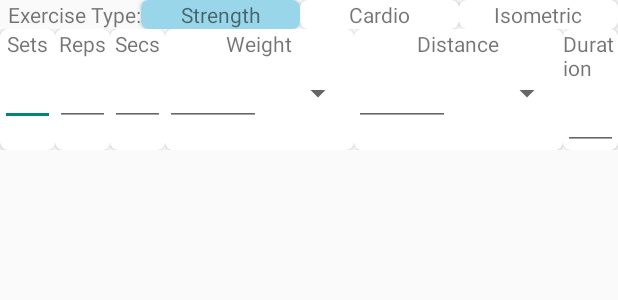
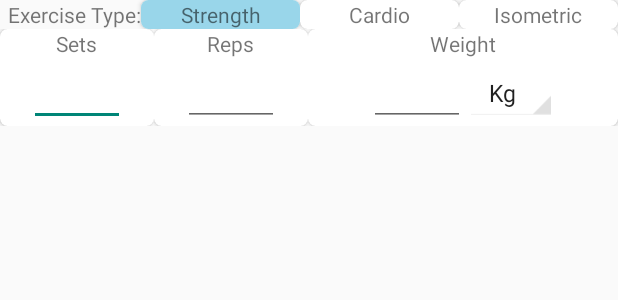
Before and after one commit to brodeurlv/fastnfitness, an Android app: the layout workoutvaluesinput_view.xml on its own in the app's theme, with its tools: preview values and no code run, on a phone screen of 412 x 824 dp. Shown: the top 300 px of the screen. Run offline under Robolectric (Android 15) with nearby library versions, the phone set to English and light mode, and no system bars.

Commit message:
Small UI enhancements

```diff
--- a/app/src/main/java/com/easyfitness/WeightFragment.java
+++ b/app/src/main/java/com/easyfitness/WeightFragment.java
@@ -43,9 +43,9 @@ import cn.pedant.SweetAlert.SweetAlertDialog;
 public class WeightFragment extends Fragment {
     MainActivity mActivity = null;
     private EditableInputViewWithDate weightEdit = null;
-    private EditableInputView fatEdit = null;
-    private EditableInputView musclesEdit = null;
-    private EditableInputView waterEdit = null;
+    private EditableInputViewWithDate fatEdit = null;
+    private EditableInputViewWithDate musclesEdit = null;
+    private EditableInputViewWithDate waterEdit = null;
     private TextView imcText = null;
     private TextView imcRank = null;
     private TextView ffmiText = null;
@@ -162,6 +162,7 @@ public class WeightFragment extends Fragment {
                 break;
         }
     };
+
     private MiniDateGraph mWeightGraph;
     private MiniDateGraph mFatGraph;
     private MiniDateGraph mMusclesGraph;
--- a/app/src/main/java/com/easyfitness/fonte/FontesFragment.java
+++ b/app/src/main/java/com/easyfitness/fonte/FontesFragment.java
@@ -104,7 +104,6 @@ public class FontesFragment extends Fragment {
     DatePickerDialogFragment mDateFrag = null;
     TimePickerDialogFragment mDurationFrag = null;
     TimePickerDialogFragment mTimeFrag = null;
-
 
     int lTableColor = 1;
 
@@ -667,7 +666,6 @@ public class FontesFragment extends Fragment {
         mDbMachine = new DAOMachine(getContext());
         dateEdit.setText(DateConverter.currentDate());
         timeEdit.setText(DateConverter.currentTime());
-        //selectedType = DAOMachine.TYPE_FONTE;
 
         machineImage.setOnClickListener(v -> {
             Machine m = mDbMachine.getMachine(machineEdit.getText().toString());
--- a/app/src/main/java/com/easyfitness/views/SingleValueInputView.java
+++ b/app/src/main/java/com/easyfitness/views/SingleValueInputView.java
@@ -1,25 +1,15 @@
 package com.easyfitness.views;
 
-import android.app.TimePickerDialog;
 import android.content.Context;
 import android.content.res.TypedArray;
 import android.util.AttributeSet;
 import android.view.View;
 import android.widget.ArrayAdapter;
 import android.widget.LinearLayout;
-import android.widget.Spinner;
 import android.widget.TextView;
-import android.widget.TimePicker;
 
-import com.easyfitness.DAO.Weight;
 import com.easyfitness.R;
-import com.easyfitness.utils.WeightUnit;
 import com.ikovac.timepickerwithseconds.MyTimePickerDialog;
-
-import java.util.ArrayList;
-import java.util.Arrays;
-import java.util.Calendar;
-import java.util.List;
 
 import androidx.annotation.NonNull;
 import androidx.annotation.Nullable;
@@ -41,6 +31,7 @@ public class SingleValueInputView extends LinearLayout {
     private String mComment;
     private String mValue;
     private int mType;
+    private boolean mIsTimePickerShown = false;
 
     public SingleValueInputView(@NonNull Context context) {
         super(context);
@@ -199,7 +190,9 @@ public class SingleValueInputView extends LinearLayout {
         mType = value;
 
         if (value == 3) { // time
+            valueEditText.setFocusable(false);
             valueEditText.setOnClickListener(v -> {
+                if (mIsTimePickerShown) return;
                 String tx = valueEditText.getText().toString();
                 int hour;
                 try {
@@ -221,7 +214,7 @@ public class SingleValueInputView extends LinearLayout {
                 }
 
                 MyTimePickerDialog mTimePicker;
-                mTimePicker = new MyTimePickerDialog(this.getContext(), (MyTimePickerDialog.OnTimeSetListener) (timePicker, selectedHour, selectedMinute, selectedSeconds) -> {
+                mTimePicker = new MyTimePickerDialog(this.getContext(), (timePicker, selectedHour, selectedMinute, selectedSeconds) -> {
                     String strMinute = "00";
                     String strHour = "00";
                     String strSecond = "00";
@@ -236,9 +229,15 @@ public class SingleValueInputView extends LinearLayout {
                     valueEditText.setText(strHour + ":" + strMinute + ":" + strSecond);
                 }, hour, minute, seconds, true);//Yes 24 hour time
 
+
+                mTimePicker.setOnDismissListener(dialog -> mIsTimePickerShown = false);
                 mTimePicker.setTitle("Select Time");
+                mIsTimePickerShown = true;
                 mTimePicker.show();
             });
+        } else {
+            valueEditText.setFocusable(true);
+            valueEditText.setOnClickListener(null);
         }
     }
 }
--- a/app/src/main/java/com/easyfitness/views/WorkoutValuesInputView.java
+++ b/app/src/main/java/com/easyfitness/views/WorkoutValuesInputView.java
@@ -8,7 +8,6 @@ import android.widget.LinearLayout;
 import android.widget.TextView;
 
 import com.easyfitness.R;
-import com.easyfitness.TimePickerDialogFragment;
 import com.easyfitness.utils.DateConverter;
 import com.easyfitness.utils.DistanceUnit;
 import com.easyfitness.utils.ExerciseType;
@@ -42,8 +41,6 @@ public class WorkoutValuesInputView extends LinearLayout {
     private SingleValueInputView secondsInputView;
     private SingleValueInputView distanceInputView;
     private SingleValueInputView durationInputView;
-
-    TimePickerDialogFragment mDurationFrag = null;
 
     public WorkoutValuesInputView(@NonNull Context context) {
         super(context);
--- a/app/src/main/res/layout/singlevalueinput_view.xml
+++ b/app/src/main/res/layout/singlevalueinput_view.xml
@@ -33,17 +33,21 @@
                 android:id="@+id/singlevalueinput_value"
                 android:layout_width="wrap_content"
                 android:layout_height="wrap_content"
+                android:editable="false"
                 android:gravity="center"
                 android:inputType="numberDecimal|numberSigned"
                 android:minEms="3"
+                android:selectAllOnFocus="true"
                 tools:text="10" />
 
             <Spinner
                 android:id="@+id/singlevalueinput_unitSpinner"
+                style="@style/Platform.Widget.AppCompat.Spinner"
                 android:layout_width="wrap_content"
                 android:layout_height="wrap_content"
                 android:entries="@array/weight_units"
-                android:minEms="3" />
+                android:gravity="center_horizontal"
+                android:minEms="2" />
         </LinearLayout>
 
         <LinearLayout
--- a/app/src/main/res/layout/tab_fontes.xml
+++ b/app/src/main/res/layout/tab_fontes.xml
@@ -218,6 +218,7 @@
                             android:layout_marginEnd="8dp"
                             android:ems="4"
                             android:inputType="number"
+                            android:selectAllOnFocus="false"
                             android:singleLine="true"
                             android:text="60" />
 
--- a/app/src/main/res/layout/workoutvaluesinput_view.xml
+++ b/app/src/main/res/layout/workoutvaluesinput_view.xml
@@ -83,82 +83,90 @@
 
     <androidx.appcompat.widget.LinearLayoutCompat
         android:layout_width="match_parent"
-        android:layout_height="wrap_content"
+        android:layout_height="match_parent"
         android:baselineAligned="false"
         android:orientation="horizontal"
-        android:visibility="visible">
+        android:visibility="visible"
+        android:gravity="center_horizontal">
 
         <!-- SETS -->
         <com.easyfitness.views.SingleValueInputView
             android:id="@+id/SetsInputView"
-            android:layout_width="wrap_content"
+            android:layout_width="0dp"
             android:layout_height="match_parent"
-            android:layout_weight="40"
+            android:layout_weight="0.25"
             app:showComment="false"
             app:showUnit="false"
             app:title="@string/SerieLabel"
-            app:value="" />
+            app:value=""
+            tools:value="10"
+            tools:visibility="visible"/>
 
         <!-- REPS -->
         <com.easyfitness.views.SingleValueInputView
             android:id="@+id/RepsInputView"
-            android:layout_width="wrap_content"
+            android:layout_width="0dp"
             android:layout_height="match_parent"
-            android:layout_weight="40"
+            android:layout_weight="0.25"
             app:showComment="false"
             app:showUnit="false"
             app:title="@string/RepetitionLabel_short"
             app:value=""
-            tools:value="10" />
+            tools:value="10"
+            tools:visibility="visible"/>
 
         <!-- SECONDS -->
         <com.easyfitness.views.SingleValueInputView
             android:id="@+id/SecondsInputView"
-            android:layout_width="wrap_content"
+            android:layout_width="0dp"
             android:layout_height="match_parent"
-            android:layout_weight="40"
+            android:layout_weight="0.25"
             app:showComment="false"
             app:showUnit="false"
             app:title="@string/SecondsLabel_short"
             app:value=""
-            tools:value="10" />
+            tools:value="10"
+            tools:visibility="gone"/>
 
         <!-- WEIGHT -->
         <com.easyfitness.views.SingleValueInputView
             android:id="@+id/WeightInputView"
-            android:layout_width="wrap_content"
+            android:layout_width="0dp"
             android:layout_height="match_parent"
-            android:layout_weight="40"
+            android:layout_weight="0.50"
             app:showComment="true"
             app:showUnit="true"
             app:title="@string/PoidsLabel"
             app:units="@array/weight_units"
-            tools:value="10" />
+            tools:value="10"
+            tools:visibility="visible"/>
 
         <!-- DISTANCE -->
         <com.easyfitness.views.SingleValueInputView
             android:id="@+id/DistanceInputView"
-            android:layout_width="wrap_content"
+            android:layout_width="0dp"
             android:layout_height="match_parent"
-            android:layout_weight="40"
+            android:layout_weight="0.50"
             app:showComment="true"
             app:showUnit="true"
             app:title="@string/DistanceLabel"
             app:units="@array/distance_units"
-            tools:value="10" />
+            tools:value="10"
+            tools:visibility="gone"/>
 
         <!-- DURATION -->
         <com.easyfitness.views.SingleValueInputView
             android:id="@+id/DurationInputView"
-            android:layout_width="wrap_content"
+            android:layout_width="0dp"
             android:layout_height="match_parent"
-            android:layout_weight="40"
+            android:layout_weight="0.50"
             app:showComment="false"
             app:showUnit="false"
             app:title="@string/DurationLabel"
             app:value=""
             app:type="time"
-            tools:value="01:23:45" />
+            tools:value="01:23:45"
+            tools:visibility="gone"/>
     </androidx.appcompat.widget.LinearLayoutCompat>
 
 </androidx.appcompat.widget.LinearLayoutCompat>
```
Also changed, not shown: 1 other file.
